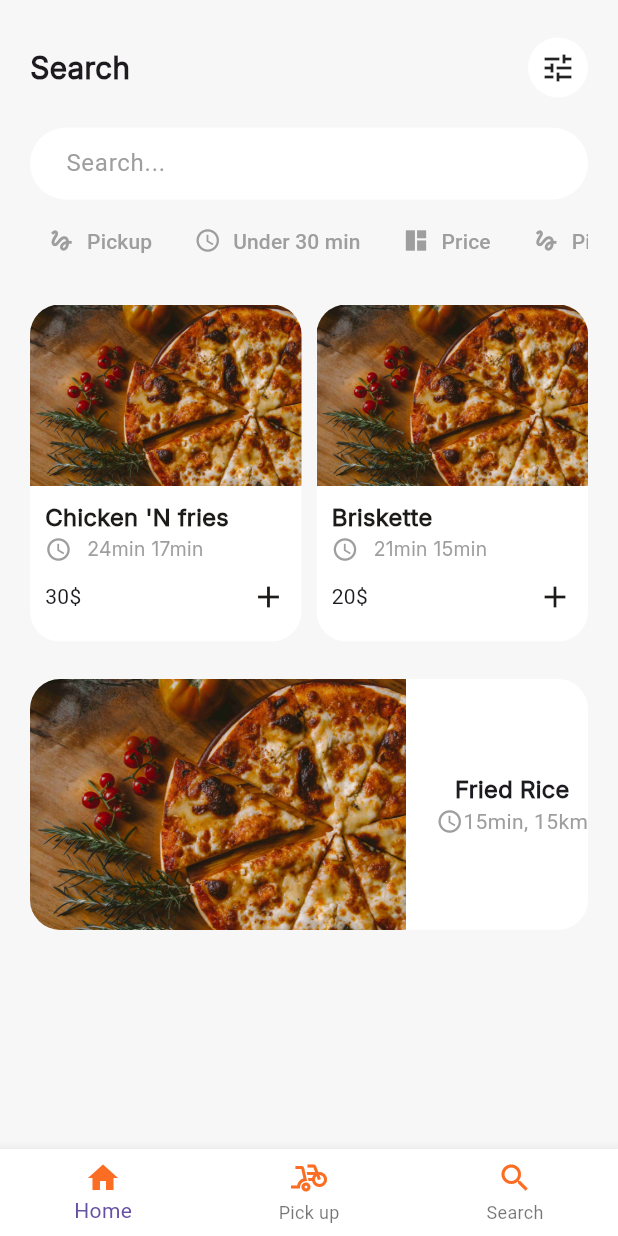
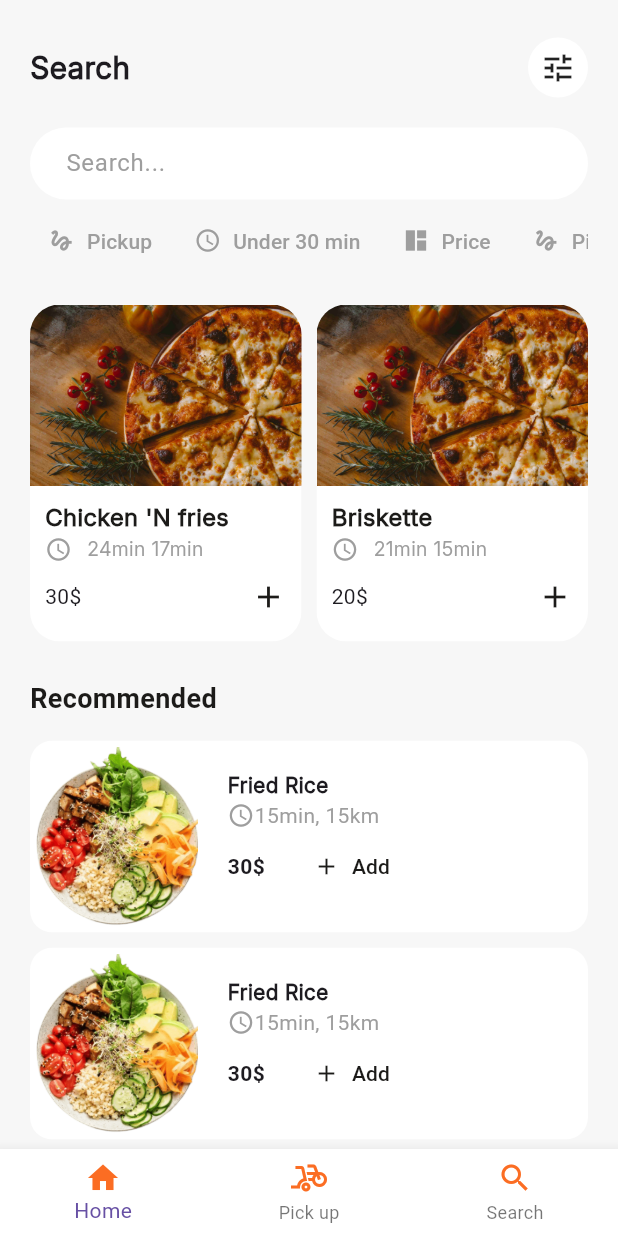
Before and after one commit to Asuraking913/chefgods, a Flutter app: the screen it shows after launch, on a phone screen of 412 x 824 dp. Run offline on Flutter 3.47's test engine with Material 3 defaults, Android fonts, the phone set to English and light mode, and no system bars; our stand-ins replace carousel_slider; missing offline and left inert: dart:ffi.

Commit message:
feat: finished search pag

```diff
--- /dev/null
+++ b/lib/components/recommed_class.dart
@@ -0,0 +1,17 @@
+class RecommedClass {
+
+	String name;
+	String price;
+	String time;
+	String image;
+
+	RecommedClass({
+
+			required this.name,
+			required this.price,
+			required this.time,
+			required this.image
+
+		});
+
+}
--- a/lib/components/recommended.dart
+++ b/lib/components/recommended.dart
@@ -1,27 +1,50 @@
+import 'dart:ffi';
+
 import 'package:chefgods/components/colorClass.dart';
 import 'package:flutter/material.dart';
 
 class Recommended extends StatelessWidget {
 
   final colorClass = ColorClass();
+  final String name;
+  final String time;
+  final String price;
+  final String image;
+
+  Recommended({
+
+    required this.name,
+    required this.time,
+    required this.price,
+    required this.image
+
+    });
 
   @override
   Widget build(BuildContext context) {
     return ClipRRect(
-      borderRadius: BorderRadius.circular(20),
+      borderRadius: BorderRadius.circular(15),
       child: Container(
+          padding: EdgeInsets.all(4),
           color: colorClass.white,
           child: Row(
               children: <Widget>[
-                Expanded(child: Image.asset('assets/image/food.jpg')),
+                ClipRect(
+                    child: Align(
+                        alignment: Alignment.topCenter,
+                        widthFactor: 1,
+                        child: Image.asset('assets/image/${image}', height: 120,),
+                      ),
+                  ),
 
                 SizedBox(width: 20,),
 
                 Column(
+                    crossAxisAlignment: CrossAxisAlignment.start,
                     children: <Widget>[
                       Text('Fried Rice', style: TextStyle(
                           fontFamily: 'inter',
-                          fontSize: 16,
+                          fontSize: 14,
                           fontWeight: FontWeight.w600
                         ),),
                       Row(
@@ -33,8 +56,31 @@ class Recommended extends StatelessWidget {
                               ),
                             Text('15min, 15km', style: TextStyle(
                                 color: colorClass.secondary,
+                                fontSize: 14
                               ),)
                           ],
+                        ),
+
+
+                      Container(
+                          child: Row(
+                              children: [
+                                Text('30\$', style: TextStyle(
+                                    fontWeight: FontWeight.w600,
+                                  ),),
+                                SizedBox(width: 20,),
+                                TextButton.icon(
+                                    label: Text('Add', style: TextStyle(
+                                      color: colorClass.tertiary,
+                                      ),),
+                                    icon: Icon(
+                                        Icons.add,
+                                        color: colorClass.tertiary,
+                                      ),
+                                    onPressed: () {},
+                                  )
+                              ],
+                            ),
                         )
                     ],
                   )
--- a/lib/pages/search.dart
+++ b/lib/pages/search.dart
@@ -1,5 +1,6 @@
 import 'package:chefgods/components/colorClass.dart';
 import 'package:chefgods/components/nav_bar.dart';
+import 'package:chefgods/components/recommed_class.dart';
 import 'package:chefgods/components/recommended.dart';
 import 'package:chefgods/components/suggested_template.dart';
 import 'package:flutter/material.dart';
@@ -7,16 +8,23 @@ import 'package:flutter/material.dart';
 class SearchPage extends StatelessWidget {
 
 	final colorClass = ColorClass();
+  final List recommendedList = <RecommedClass>[
+    RecommedClass(name: 'Fried Rice', time: '15min 12km', price: "50", image: 'food1.png'),
+    RecommedClass(name: 'Fried Rice', time: '15min 12km', price: "50", image: 'food1.png'),
+    RecommedClass(name: 'Fried Rice', time: '15min 12km', price: "50", image: 'briskette.png'),
+  ];
 
   @override
   Widget build(BuildContext context) {
     return SafeArea(
     		child: Scaffold(
             bottomNavigationBar: BottomNavigation(),
-    				body: Container(
+    				body: SingleChildScrollView(
+    				  child: Container(
     				                              color: colorClass.background,
     				  		padding: EdgeInsets.fromLTRB(20, 25, 20, 10),
     				  		child: Column(
+    				                    crossAxisAlignment: CrossAxisAlignment.start,
     				  				children: <Widget>[
     				  					Row(
     				  							children: <Widget>[
@@ -114,10 +122,21 @@ class SearchPage extends StatelessWidget {
 
     				                      SizedBox(height: 25,),
 
-                    Recommended()
+    				                      Text('Recommended', style: TextStyle(
+    				                        color: colorClass.tertiary,
+    				                        fontSize:  18, fontWeight: FontWeight.w600
+    				                        ),),
+
+    				                      SizedBox(height: 15,),
 
 
+                                  Wrap(
+                                      children: recommendedList.map((items) => Recommended(name: items.name, price: items.price, time: items.price, image: items.image,)).toList(),
+                                      runSpacing: 10,
+                                    )
+
     				      			],
+    				  ),
     				  	),
     				),
     			),
--- a/pubspec.yaml
+++ b/pubspec.yaml
@@ -36,6 +36,7 @@ dependencies:
   cupertino_icons: ^1.0.8
   google_nav_bar: ^5.0.7
   carousel_slider: ^5.0.0
+  flutter_image_compress: ^2.4.0
 
 dev_dependencies:
   flutter_test:
```
Also changed, not shown: pubspec.lock, 1 other file. Lines whose indentation alone changed are shown as unchanged.
